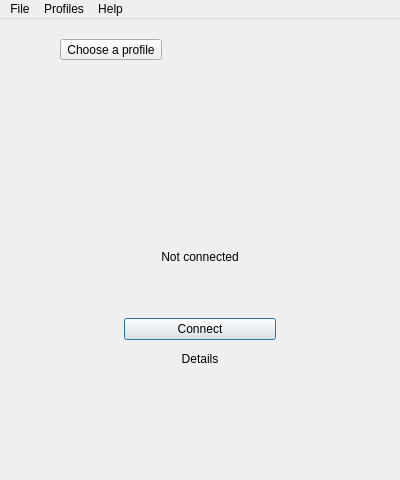
First picture: the form in presentation/main/mainwindow.ui, repository wtalioy/JustConnect, before the edit.
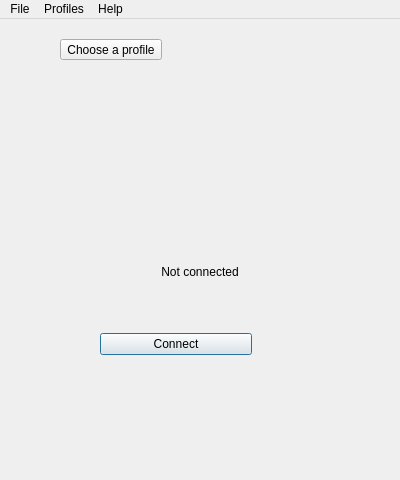
Second picture: the form after the edit. Icons and pictures are not drawn. Custom widgets are drawn as their Qt base class.

Commit message: fix: refine home actions and connection settings

```diff
--- a/presentation/main/mainwindow.ui
+++ b/presentation/main/mainwindow.ui
@@ -209,8 +209,9 @@
          </property>
         </widget>
        </item>
-       <item>
-        <layout class="QVBoxLayout" name="connectionActions">
+       <item alignment="Qt::AlignHCenter">
+        <widget class="QWidget" name="connectionActionRow">
+         <layout class="QHBoxLayout" name="connectionActions">
          <property name="leftMargin">
           <number>0</number>
          </property>
@@ -226,7 +227,7 @@
          <property name="spacing">
           <number>8</number>
          </property>
-         <item alignment="Qt::AlignHCenter">
+          <item>
           <widget class="QPushButton" name="connectButton">
            <property name="text">
             <string>Connect</string>
@@ -240,17 +241,11 @@
              <height>0</height>
             </size>
            </property>
-           <property name="maximumSize">
-            <size>
-             <width>152</width>
-             <height>16777215</height>
-            </size>
-           </property>
-          </widget>
-         </item>
-         <item alignment="Qt::AlignHCenter">
+           </widget>
+          </item>
+          <item>
           <widget class="QPushButton" name="detailsButton">
-           <property name="text">
+            <property name="toolTip">
             <string>Details</string>
            </property>
            <property name="flat">
@@ -259,21 +254,21 @@
            <property name="autoDefault">
             <bool>false</bool>
            </property>
-           <property name="minimumSize">
-            <size>
-             <width>152</width>
-             <height>0</height>
-            </size>
-           </property>
-           <property name="maximumSize">
+            <property name="icon">
+             <iconset>
+              <normaloff>:/resource/activity.svg</normaloff>
+             </iconset>
+            </property>
+            <property name="iconSize">
             <size>
-             <width>152</width>
-             <height>16777215</height>
+              <width>22</width>
+              <height>22</height>
             </size>
            </property>
           </widget>
          </item>
         </layout>
+        </widget>
        </item>
        <item>
         <spacer name="bottomSpacer">
```
Left out of the diff: 9 changed lines with no effect on the pictures. Lines whose indentation alone changed are shown as unchanged. The commit also changes 14 other files.
